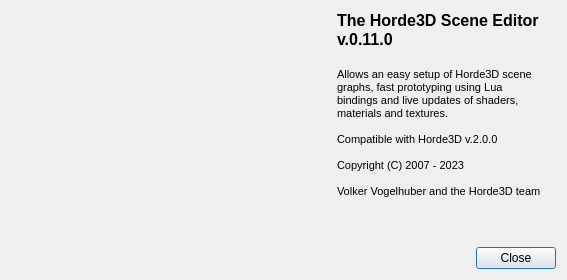
Above: Horde3DEditor/src/HordeSceneEditor/AboutDialog.ui from horde3d/Horde3D before the change. Below: the same form after it.
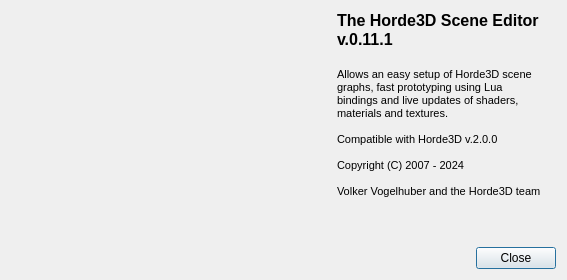
That is the form after the change. Icons and pictures are not drawn.

Patch:
```diff
--- a/Horde3DEditor/src/HordeSceneEditor/AboutDialog.ui
+++ b/Horde3DEditor/src/HordeSceneEditor/AboutDialog.ui
@@ -53,7 +53,7 @@
 p, li { white-space: pre-wrap; }
 &lt;/style&gt;&lt;/head&gt;&lt;body style=&quot; font-family:'MS Shell Dlg 2'; font-size:8pt; font-weight:400; font-style:normal;&quot;&gt;
 &lt;p style=&quot; margin-top:0px; margin-bottom:0px; margin-left:0px; margin-right:0px; -qt-block-indent:0; text-indent:0px;&quot;&gt;&lt;span style=&quot; font-size:12pt; font-weight:600;&quot;&gt;The Horde3D Scene Editor&lt;/span&gt;&lt;/p&gt;
-&lt;p style=&quot; margin-top:0px; margin-bottom:0px; margin-left:0px; margin-right:0px; -qt-block-indent:0; text-indent:0px;&quot;&gt;&lt;span style=&quot; font-size:12pt; font-weight:600;&quot;&gt;v.0.11.0&lt;/span&gt;&lt;/p&gt;
+&lt;p style=&quot; margin-top:0px; margin-bottom:0px; margin-left:0px; margin-right:0px; -qt-block-indent:0; text-indent:0px;&quot;&gt;&lt;span style=&quot; font-size:12pt; font-weight:600;&quot;&gt;v.0.11.1&lt;/span&gt;&lt;/p&gt;
 &lt;p style=&quot;-qt-paragraph-type:empty; margin-top:0px; margin-bottom:0px; margin-left:0px; margin-right:0px; -qt-block-indent:0; text-indent:0px; font-size:12pt; font-weight:600;&quot;&gt;&lt;br /&gt;&lt;/p&gt;
 &lt;p style=&quot; margin-top:0px; margin-bottom:0px; margin-left:0px; margin-right:0px; -qt-block-indent:0; text-indent:0px;&quot;&gt;Allows an easy setup of Horde3D scene &lt;/p&gt;
 &lt;p style=&quot; margin-top:0px; margin-bottom:0px; margin-left:0px; margin-right:0px; -qt-block-indent:0; text-indent:0px;&quot;&gt;graphs, fast prototyping using Lua &lt;/p&gt;
@@ -62,7 +62,7 @@
 &lt;p style=&quot;-qt-paragraph-type:empty; margin-top:0px; margin-bottom:0px; margin-left:0px; margin-right:0px; -qt-block-indent:0; text-indent:0px;&quot;&gt;&lt;br /&gt;&lt;/p&gt;
 &lt;p style=&quot; margin-top:0px; margin-bottom:0px; margin-left:0px; margin-right:0px; -qt-block-indent:0; text-indent:0px;&quot;&gt;Compatible with Horde3D v.2.0.0&lt;/p&gt;
 &lt;p style=&quot;-qt-paragraph-type:empty; margin-top:0px; margin-bottom:0px; margin-left:0px; margin-right:0px; -qt-block-indent:0; text-indent:0px;&quot;&gt;&lt;br /&gt;&lt;/p&gt;
-&lt;p style=&quot; margin-top:0px; margin-bottom:0px; margin-left:0px; margin-right:0px; -qt-block-indent:0; text-indent:0px;&quot;&gt;Copyright (C) 2007 - 2023&lt;/p&gt;
+&lt;p style=&quot; margin-top:0px; margin-bottom:0px; margin-left:0px; margin-right:0px; -qt-block-indent:0; text-indent:0px;&quot;&gt;Copyright (C) 2007 - 2024&lt;/p&gt;
 &lt;p style=&quot;-qt-paragraph-type:empty; margin-top:0px; margin-bottom:0px; margin-left:0px; margin-right:0px; -qt-block-indent:0; text-indent:0px;&quot;&gt;&lt;br /&gt;&lt;/p&gt;
 &lt;p style=&quot; margin-top:0px; margin-bottom:0px; margin-left:0px; margin-right:0px; -qt-block-indent:0; text-indent:0px;&quot;&gt;Volker Vogelhuber and the Horde3D team&lt;/p&gt;&lt;/body&gt;&lt;/html&gt;</string>
      </property>
```
